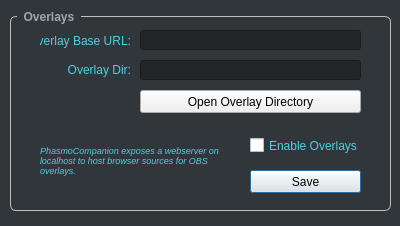
Qt form resources/ui/SettingsDialog.ui (chillfactor032/PhasmoCompanion) before a commit.
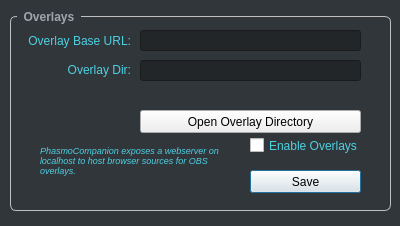
The same form after that commit.

```diff
--- a/resources/ui/SettingsDialog.ui
+++ b/resources/ui/SettingsDialog.ui
@@ -64,9 +64,9 @@
    <widget class="QLabel" name="label">
     <property name="geometry">
      <rect>
-      <x>30</x>
+      <x>10</x>
       <y>20</y>
-      <width>91</width>
+      <width>111</width>
       <height>21</height>
      </rect>
     </property>
@@ -83,7 +83,7 @@
       <x>130</x>
       <y>20</y>
       <width>221</width>
-      <height>20</height>
+      <height>21</height>
      </rect>
     </property>
     <property name="readOnly">
@@ -142,7 +142,7 @@
     <property name="geometry">
      <rect>
       <x>130</x>
-      <y>80</y>
+      <y>100</y>
       <width>221</width>
       <height>23</height>
      </rect>
@@ -154,9 +154,9 @@
    <widget class="QLabel" name="label_3">
     <property name="geometry">
      <rect>
-      <x>50</x>
+      <x>10</x>
       <y>50</y>
-      <width>71</width>
+      <width>111</width>
       <height>20</height>
      </rect>
     </property>
@@ -173,7 +173,7 @@
       <x>130</x>
       <y>50</y>
       <width>221</width>
-      <height>20</height>
+      <height>21</height>
      </rect>
     </property>
     <property name="readOnly">
```
